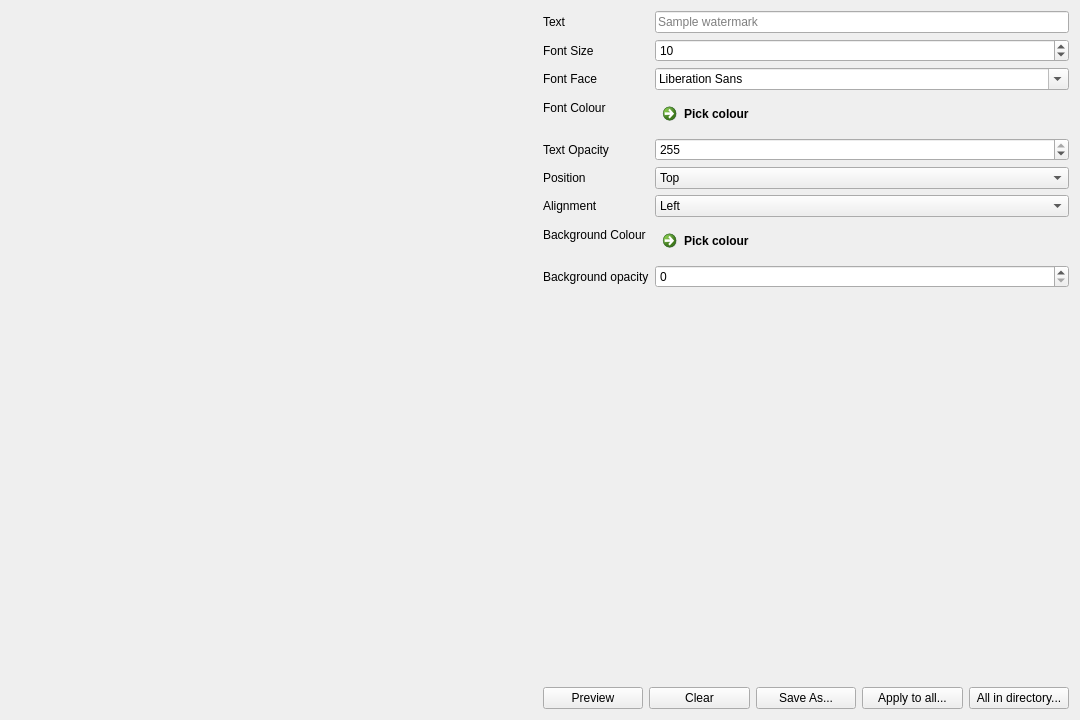
This is src/app/Watermark.ui in sptrakesh/pictureviewer as Qt 5 draws it before an edit. The edited form follows.
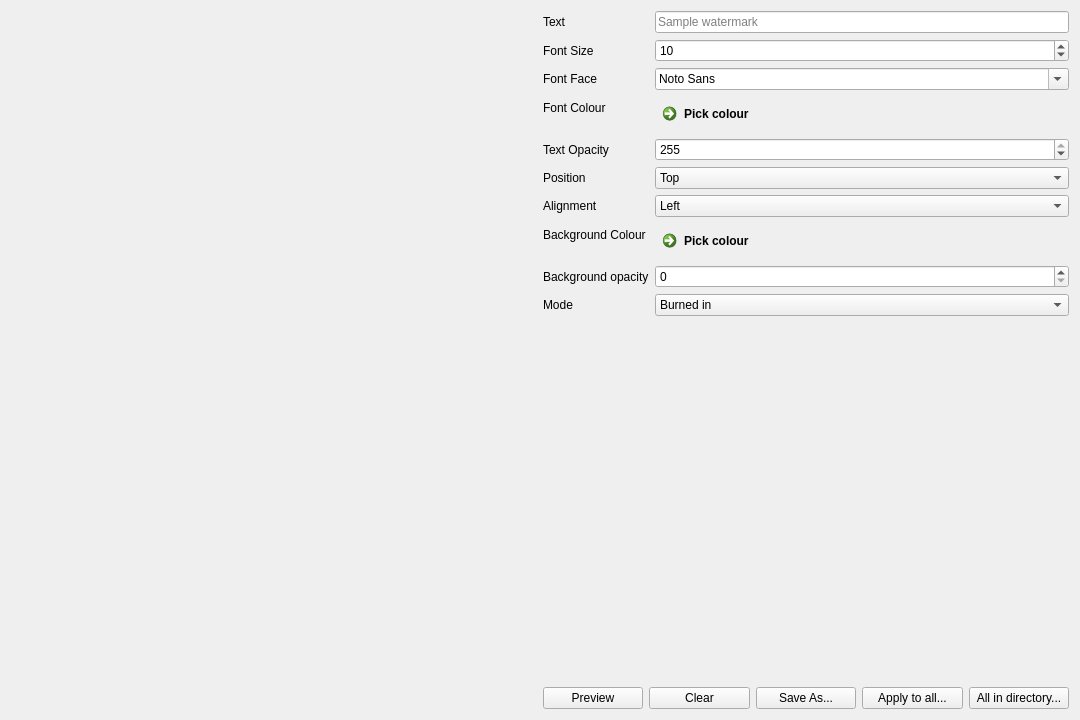
This is the edited form. Icons and pictures are not drawn.

Commit message: First reasonable implementation of overlay watermark.

What changed in the file:
```diff
--- a/src/app/Watermark.ui
+++ b/src/app/Watermark.ui
@@ -79,7 +79,17 @@
           </widget>
          </item>
          <item row="2" column="1">
-          <widget class="QFontComboBox" name="fontComboBox"/>
+          <widget class="QFontComboBox" name="fontComboBox">
+           <property name="fontFilters">
+            <set>QFontComboBox::MonospacedFonts|QFontComboBox::ProportionalFonts|QFontComboBox::ScalableFonts</set>
+           </property>
+           <property name="currentFont">
+            <font>
+             <family>Abadi MT Condensed Extra Bold</family>
+             <pointsize>12</pointsize>
+            </font>
+           </property>
+          </widget>
          </item>
          <item row="3" column="0">
           <widget class="QLabel" name="label">
@@ -200,6 +210,27 @@
            </property>
           </widget>
          </item>
+         <item row="9" column="0">
+          <widget class="QLabel" name="label_10">
+           <property name="text">
+            <string>Mode</string>
+           </property>
+          </widget>
+         </item>
+         <item row="9" column="1">
+          <widget class="QComboBox" name="mode">
+           <item>
+            <property name="text">
+             <string>Burned in</string>
+            </property>
+           </item>
+           <item>
+            <property name="text">
+             <string>Overlay</string>
+            </property>
+           </item>
+          </widget>
+         </item>
         </layout>
        </item>
        <item>
```
Left out of the diff: 16 changed lines with no effect on the pictures. The commit also changes 2 other files.
